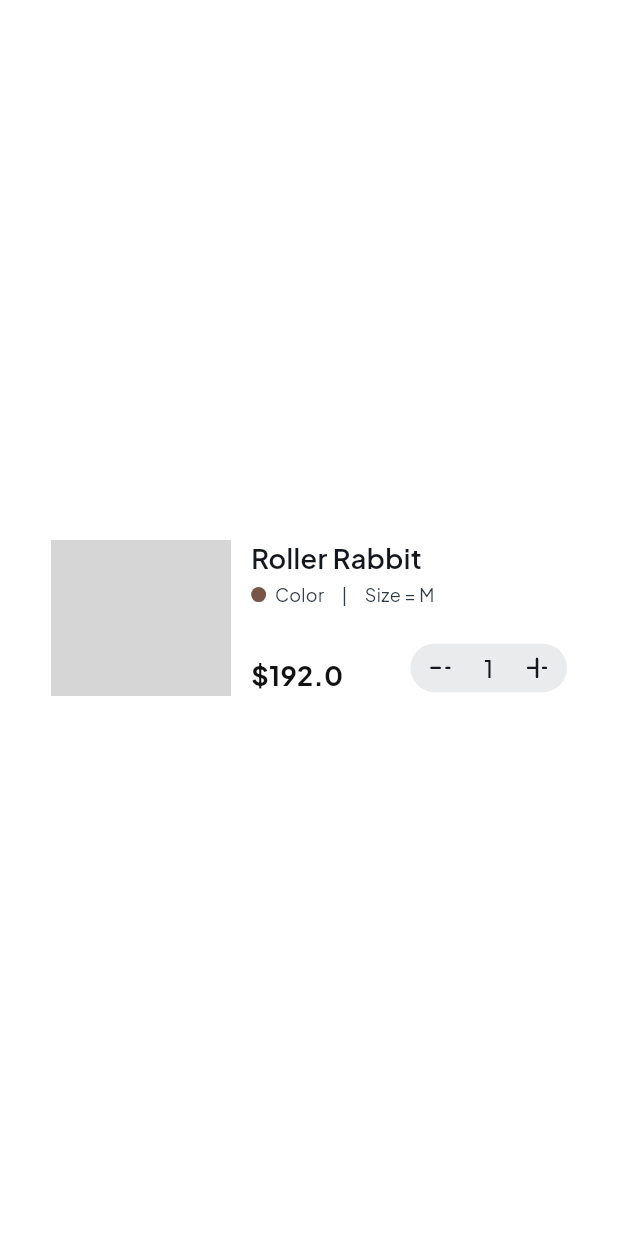
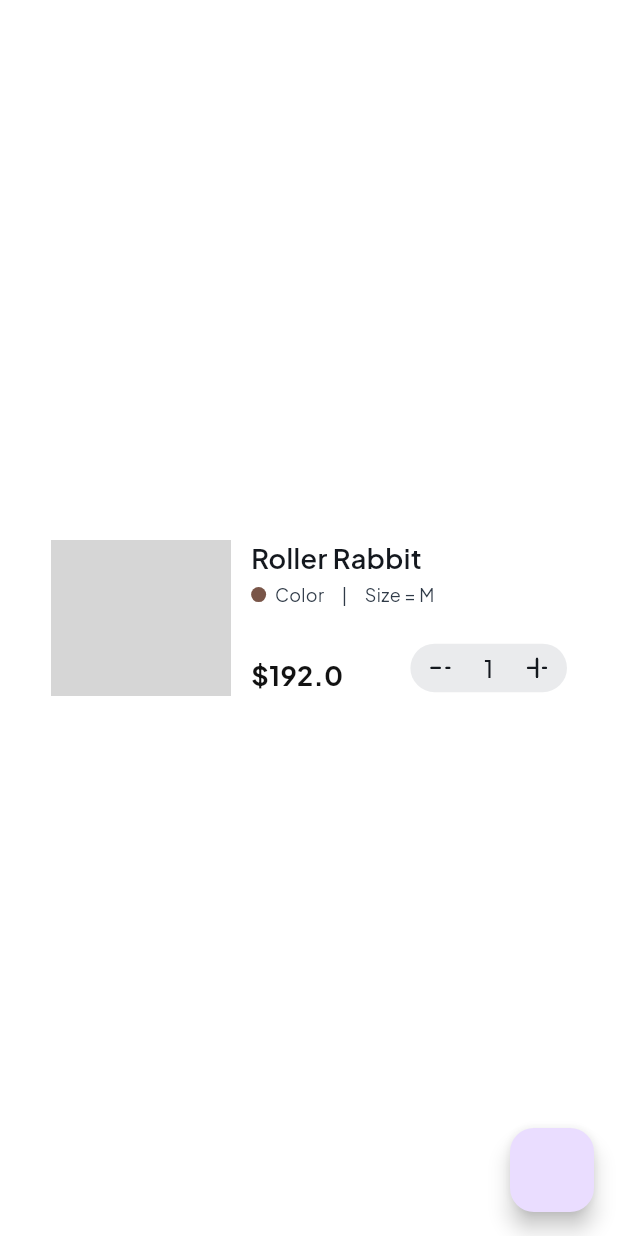
Before and after one commit to tursunalikhorunaliyev/alibi_shop, a Flutter app: the screen it shows after launch, on a phone screen of 412 x 824 dp. Run offline on Flutter 3.47's test engine with Material 3 defaults, Android fonts, the phone set to English and light mode, and no system bars; our stand-ins replace another_flushbar, curved_navigation_bar, dio, flutter_bloc, flutter_screenutil, flutter_svg and 7 more; network calls fail; grey boxes are pictures that could not be loaded.

Commit message:
sliding bottom sheet ready to use everywhere

```diff
--- a/lib/feature/confirm_order/screen/confirm_order_screen.dart
+++ b/lib/feature/confirm_order/screen/confirm_order_screen.dart
@@ -1,5 +1,7 @@
 import 'package:alibi_shop/feature/confirm_order/widget/order_card.dart';
+import 'package:alibi_shop/feature/widget/bottom_sheets/app_bottom_sheet.dart';
 import 'package:flutter/material.dart';
+import 'package:wtf_sliding_sheet/wtf_sliding_sheet.dart';
 
 class ConfirmOrderScreen extends StatefulWidget {
   static const String routeName = "/confirm_order_screen";
@@ -13,9 +15,29 @@ class ConfirmOrderScreen extends StatefulWidget {
 class _ConfirmOrderScreenState extends State<ConfirmOrderScreen> {
   @override
   Widget build(BuildContext context) {
-    return const Scaffold(
+    return Scaffold(
       backgroundColor: Colors.white,
-      body: Padding(
+      floatingActionButton: FloatingActionButton(onPressed: () {
+        showSlidingBottomSheet(
+          context,
+          builder: (context) => AppBottomSheet.sheetDialog(
+            content: ListView.builder(
+              shrinkWrap: true,
+              primary: false,
+              physics: const NeverScrollableScrollPhysics(),
+              itemCount: elements.length,
+              itemBuilder: (context, index) => OrderCard(
+                imageLink: elements[index].imageLink,
+                productName: elements[index].productName,
+                productColor: elements[index].productColor,
+                productSize: elements[index].productSize,
+                productPrice: elements[index].productPrice,
+              ),
+            ),
+          ),
+        );
+      }),
+      body: const Padding(
         padding: EdgeInsets.symmetric(horizontal: 24),
         child: Center(
           child: OrderCard(
@@ -30,4 +52,93 @@ class _ConfirmOrderScreenState extends State<ConfirmOrderScreen> {
       ),
     );
   }
+
+  List<OutFitModel> elements = [
+    OutFitModel(
+        imageLink:
+            "https://www.shutterstock.com/image-photo/full-length-photo-cute-little-260nw-2224013497.jpg",
+        productName: "Chrismass Outfit",
+        productColor: Colors.red,
+        productSize: "M",
+        productPrice: 12.58),
+    OutFitModel(
+        imageLink:
+            "https://www.shutterstock.com/image-photo/full-size-photo-champion-guy-260nw-1484315735.jpg",
+        productName: "Mens Shirt",
+        productColor: Colors.green,
+        productSize: "XX",
+        productPrice: 43.58),
+    OutFitModel(
+        imageLink:
+            "https://www.shutterstock.com/image-photo/full-length-body-size-view-260nw-1904693923.jpg",
+        productName: "Royal Geek",
+        productColor: Colors.pink,
+        productSize: "S",
+        productPrice: 55.58),
+    OutFitModel(
+        imageLink:
+            "https://www.shutterstock.com/image-photo/full-length-photo-charming-attractive-600nw-1531460804.jpg",
+        productName: "XRode Black",
+        productColor: Colors.amber,
+        productSize: "XL",
+        productPrice: 120.58),
+    OutFitModel(
+        imageLink:
+            "https://ds393qgzrxwzn.cloudfront.net/resize/m600x500/cat1/img/images/0/Hjrw85Yish.jpg",
+        productName: "Casual Men Outfits",
+        productColor: Colors.grey,
+        productSize: "L",
+        productPrice: 312.58),
+    OutFitModel(
+        imageLink:
+            "https://www.shutterstock.com/image-photo/full-length-photo-cute-little-260nw-2224013497.jpg",
+        productName: "Chrismass Outfit",
+        productColor: Colors.red,
+        productSize: "M",
+        productPrice: 12.58),
+    OutFitModel(
+        imageLink:
+            "https://www.shutterstock.com/image-photo/full-size-photo-champion-guy-260nw-1484315735.jpg",
+        productName: "Mens Shirt",
+        productColor: Colors.green,
+        productSize: "XX",
+        productPrice: 43.58),
+    OutFitModel(
+        imageLink:
+            "https://www.shutterstock.com/image-photo/full-length-body-size-view-260nw-1904693923.jpg",
+        productName: "Royal Geek",
+        productColor: Colors.pink,
+        productSize: "S",
+        productPrice: 55.58),
+    OutFitModel(
+        imageLink:
+            "https://www.shutterstock.com/image-photo/full-length-photo-charming-attractive-600nw-1531460804.jpg",
+        productName: "XRode Black",
+        productColor: Colors.amber,
+        productSize: "XL",
+        productPrice: 120.58),
+    OutFitModel(
+        imageLink:
+            "https://ds393qgzrxwzn.cloudfront.net/resize/m600x500/cat1/img/images/0/Hjrw85Yish.jpg",
+        productName: "Casual Men Outfits",
+        productColor: Colors.grey,
+        productSize: "L",
+        productPrice: 312.58),
+  ];
 }
+
+class OutFitModel {
+  final String imageLink;
+  final String productName;
+  final Color productColor;
+  final String productSize;
+  final double productPrice;
+
+  OutFitModel({
+    required this.imageLink,
+    required this.productName,
+    required this.productColor,
+    required this.productSize,
+    required this.productPrice,
+  });
+}
--- /dev/null
+++ b/lib/feature/widget/bottom_sheets/app_bottom_sheet.dart
@@ -0,0 +1,36 @@
+import 'package:flutter/material.dart';
+import 'package:flutter_screenutil/flutter_screenutil.dart';
+import 'package:wtf_sliding_sheet/wtf_sliding_sheet.dart';
+
+class AppBottomSheet {
+  static SlidingSheetDialog sheetDialog({required Widget content}) {
+    return SlidingSheetDialog(
+      duration: const Duration(milliseconds: 300),
+      snapSpec: const SnapSpec(
+        snap: true,
+        snappings: [0.4, 0.7, 1.0],
+      ),
+      builder: (context, state) => Material(
+        child: Padding(
+          padding: const EdgeInsets.symmetric(horizontal: 24),
+          child: content,
+        ),
+      ),
+      headerBuilder: (context, state) {
+        return Padding(
+          padding: const EdgeInsets.only(top: 16),
+          child: Container(
+            width: 56.w,
+            height: 5.h,
+            decoration: ShapeDecoration(
+              color: const Color(0xFFEAEBED),
+              shape: RoundedRectangleBorder(
+                borderRadius: BorderRadius.circular(5),
+              ),
+            ),
+          ),
+        );
+      },
+    );
+  }
+}
--- a/pubspec.yaml
+++ b/pubspec.yaml
@@ -53,6 +53,7 @@ dependencies:
   pinput: ^3.0.1
   curved_navigation_bar: ^1.0.3
   readmore: ^2.2.0
+  wtf_sliding_sheet: ^1.1.3
 
 dev_dependencies:
   flutter_test:
```
Also changed, not shown: pubspec.lock.
